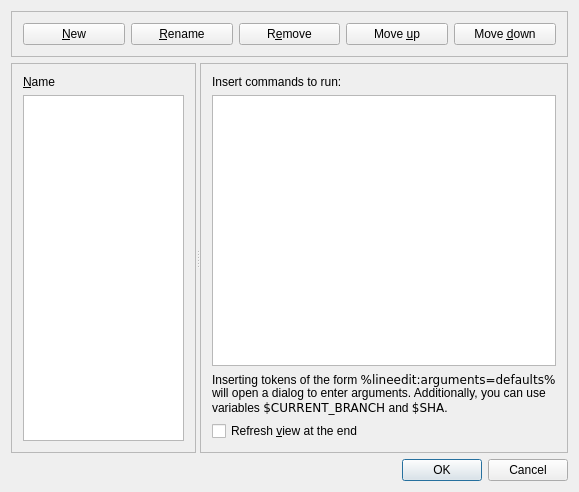
Before: the Qt Designer form src/customaction.ui in hkarel/qgit, drawn with Qt 5.
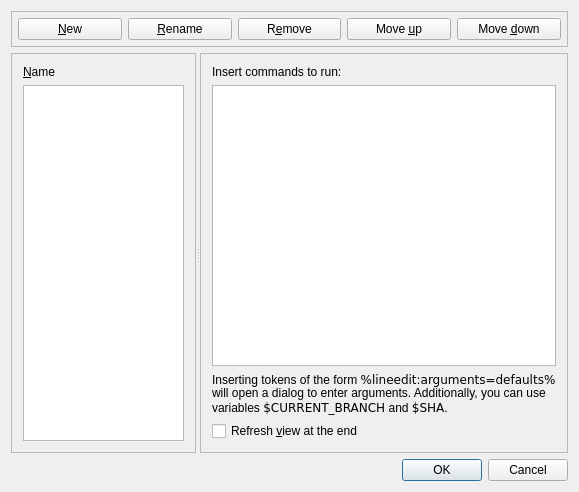
After: the same form once the commit is applied. Icons and pictures are not drawn.

Commit message: Change margin-space for GUI components

Patch:
```diff
--- a/src/customaction.ui
+++ b/src/customaction.ui
@@ -33,6 +33,18 @@
       <enum>QFrame::Raised</enum>
      </property>
      <layout class="QHBoxLayout" name="horizontalLayout">
+      <property name="leftMargin">
+       <number>6</number>
+      </property>
+      <property name="topMargin">
+       <number>6</number>
+      </property>
+      <property name="rightMargin">
+       <number>6</number>
+      </property>
+      <property name="bottomMargin">
+       <number>6</number>
+      </property>
       <item>
        <widget class="QPushButton" name="pushButtonNew">
         <property name="text">
```
The commit also changes 1 other file.
